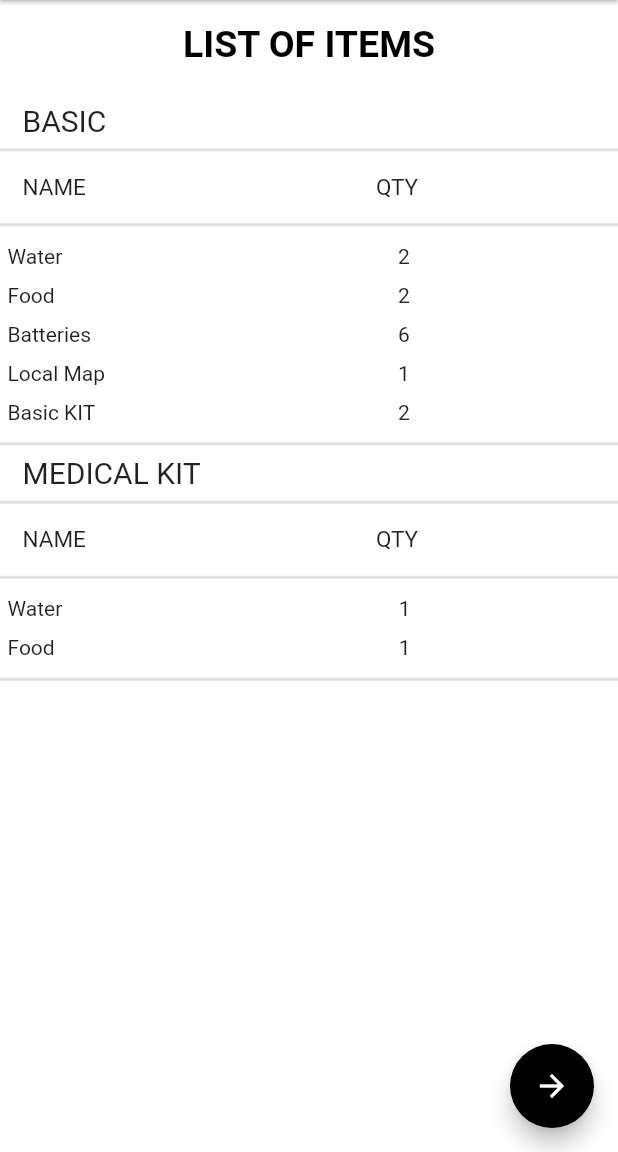
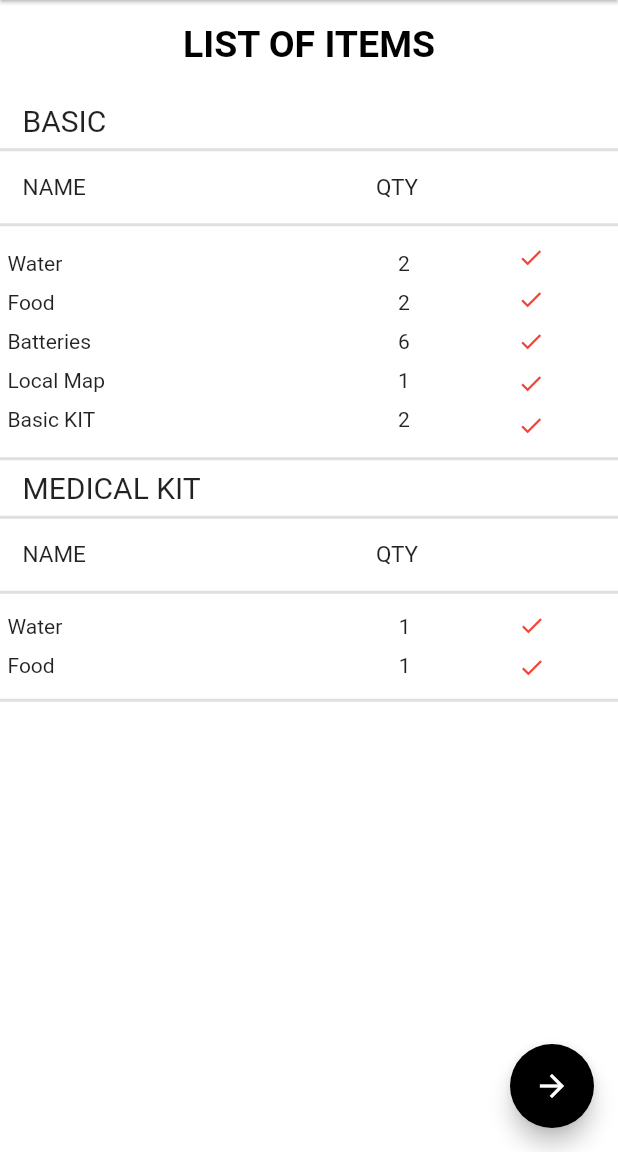
Before and after one commit to DSC-KIIT/Project-Rahat, a Flutter app: the ItemPage screen opened directly, on a phone screen of 412 x 824 dp, the part 84-1236 px from its top. Run offline on Flutter 3.47's test engine with Material 2 defaults, Android fonts, the light colour scheme and no system bars; our stand-ins replace cached_network_image, cloud_firestore, firebase_analytics, firebase_auth, font_awesome_flutter, geolocator and 2 more; accounts and stored records are empty; network calls fail.

Commit message:
Checklist almost done :)

```diff
--- a/lib/pages/SOS/itemPage.dart
+++ b/lib/pages/SOS/itemPage.dart
@@ -12,6 +12,7 @@ class _ItemPageState extends State<ItemPage> {
       height: 100.0,
       width: 100.0,
       alignment: FractionalOffset.center);
+  Color _iconColor = Colors.red;
 
   @override
   Widget build(BuildContext context) {
@@ -122,11 +123,101 @@ class _ItemPageState extends State<ItemPage> {
                       child: Text('2'),
                     ),
                   ]),
+              SizedBox(width: MediaQuery.of(context).size.width * 0.15),
+              Column(
+                children: <Widget>[
+                  Padding(
+                    padding: const EdgeInsets.all(5.0),
+                    child: GestureDetector(
+                        onTap: () {
+                          setState(() {
+                            if (_iconColor == Colors.red)
+                              _iconColor = Colors.green;
+                            else
+                              _iconColor = Colors.red;
+                          });
+                        },
+                        child: Icon(
+                          Icons.done,
+                          size: 18.0,
+                          color: _iconColor,
+                        )),
+                  ),
+                  Padding(
+                    padding: const EdgeInsets.all(5.0),
+                    child: GestureDetector(
+                        onTap: () {
+                          setState(() {
+                            if (_iconColor == Colors.red)
+                              _iconColor = Colors.green;
+                            else
+                              _iconColor = Colors.red;
+                          });
+                        },
+                        child: Icon(
+                          Icons.done,
+                          size: 18.0,
+                          color: _iconColor,
+                        )),
+                  ),
+                  Padding(
+                    padding: const EdgeInsets.all(5.0),
+                    child: GestureDetector(
+                        onTap: () {
+                          setState(() {
+                            if (_iconColor == Colors.red)
+                              _iconColor = Colors.green;
+                            else
+                              _iconColor = Colors.red;
+                          });
+                        },
+                        child: Icon(
+                          Icons.done,
+                          size: 18.0,
+                          color: _iconColor,
+                        )),
+                  ),
+                  Padding(
+                    padding: const EdgeInsets.all(5.0),
+                    child: GestureDetector(
+                        onTap: () {
+                          setState(() {
+                            if (_iconColor == Colors.red)
+                              _iconColor = Colors.green;
+                            else
+                              _iconColor = Colors.red;
+                          });
+                        },
+                        child: Icon(
+                          Icons.done,
+                          size: 18.0,
+                          color: _iconColor,
+                        )),
+                  ),
+                  Padding(
+                    padding: const EdgeInsets.all(5.0),
+                    child: GestureDetector(
+                        onTap: () {
+                          setState(() {
+                            if (_iconColor == Colors.red)
+                              _iconColor = Colors.green;
+                            else
+                              _iconColor = Colors.red;
+                          });
+                        },
+                        child: Icon(
+                          Icons.done,
+                          size: 18.0,
+                          color: _iconColor,
+                        )),
+                  )
+                ],
+              )
             ],
           ),
           Divider(thickness: 2),
           Padding(
-            padding: const EdgeInsets.only(left:15.0),
+            padding: const EdgeInsets.only(left: 15.0),
             child: Container(
                 alignment: Alignment.topLeft,
                 child: Text('MEDICAL KIT', style: TextStyle(fontSize: 20))),
@@ -180,16 +271,58 @@ class _ItemPageState extends State<ItemPage> {
                       child: Text('1'),
                     ),
                   ]),
+              SizedBox(width: MediaQuery.of(context).size.width * 0.15),
+              Column(
+                children: <Widget>[
+                  Padding(
+                    padding: const EdgeInsets.all(5.0),
+                    child: GestureDetector(
+                        onTap: () {
+                          setState(() {
+                            if (_iconColor == Colors.red)
+                              _iconColor = Colors.green;
+                            else
+                              _iconColor = Colors.red;
+                          });
+                        },
+                        child: Icon(
+                          Icons.done,
+                          size: 18.0,
+                          color: _iconColor,
+                        )),
+                  ),
+                  Padding(
+                    padding: const EdgeInsets.all(5.0),
+                    child: GestureDetector(
+                        onTap: () {
+                          setState(() {
+                            if (_iconColor == Colors.red)
+                              _iconColor = Colors.green;
+                            else
+                              _iconColor = Colors.red;
+                          });
+                        },
+                        child: Icon(
+                          Icons.done,
+                          size: 18.0,
+                          color: _iconColor,
+                        )),
+                  )
+                ],
+              )
             ],
           ),
-          Divider(thickness: 2.0,)
+          Divider(
+            thickness: 2.0,
+          )
         ],
       ),
       floatingActionButton: FloatingActionButton(
         backgroundColor: Colors.black,
         child: Icon(Icons.arrow_forward),
         onPressed: () {
-          Navigator.of(context).push(MaterialPageRoute(builder: (BuildContext context){
+          Navigator.of(context)
+              .push(MaterialPageRoute(builder: (BuildContext context) {
             return EMERGENCY();
           }));
         },
```
